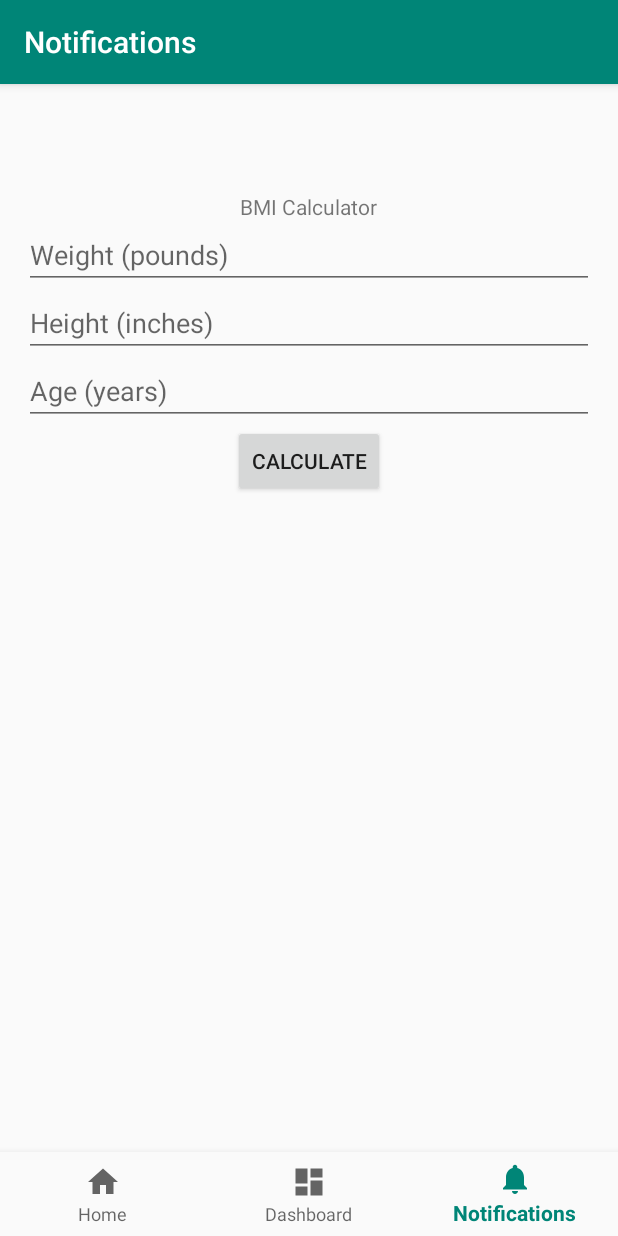
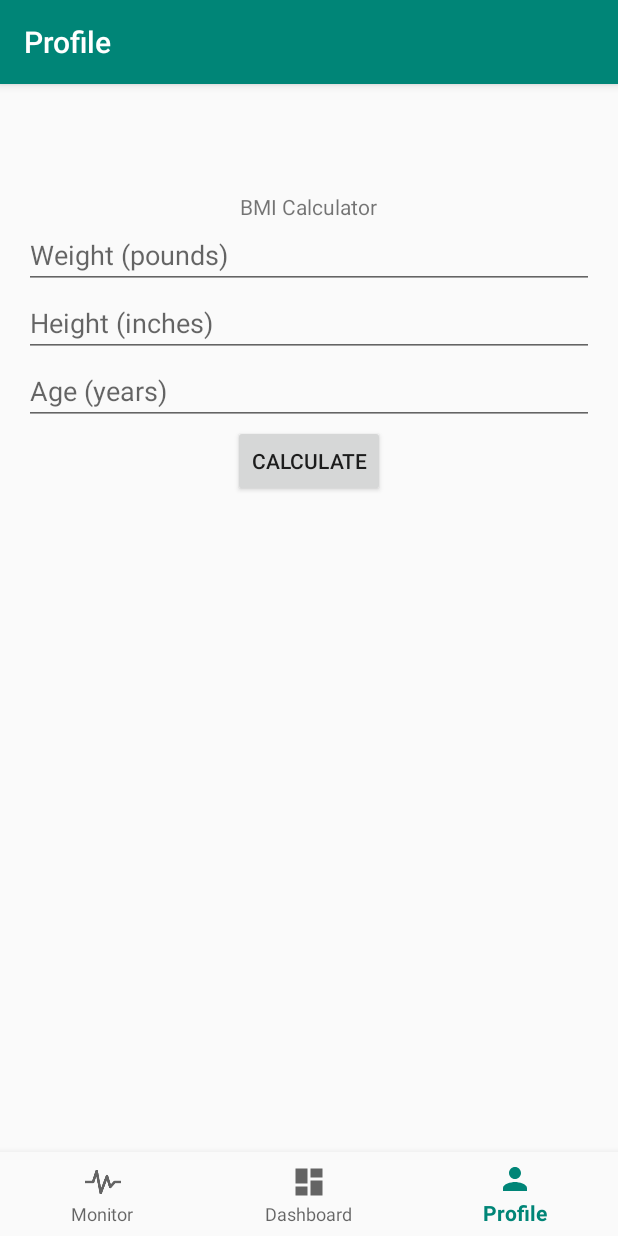
Before and after one commit to Zjjc123/Vitality, an Android app: the screen it shows after launch (MainActivity), item 3 of the bottom bar chosen, on a phone screen of 412 x 824 dp. Run offline under Robolectric (Android 15) with nearby library versions, the phone set to English and light mode, and no system bars; our stand-ins replace navigation-ui.

Commit message:
icon update

```diff
--- a/app/src/main/java/com/JGR/HeartRateMonitor/MainActivity.java
+++ b/app/src/main/java/com/JGR/HeartRateMonitor/MainActivity.java
@@ -5,7 +5,6 @@ import android.annotation.SuppressLint;
 import android.content.Context;
 import android.content.pm.PackageManager;
 import android.content.res.Configuration;
-import android.hardware.Camera;
 import android.os.Bundle;
 import android.os.PowerManager;
 
@@ -32,7 +31,7 @@ public class MainActivity extends AppCompatActivity {
         // Passing each menu ID as a set of Ids because each
         // menu should be considered as top level destinations.
         AppBarConfiguration appBarConfiguration = new AppBarConfiguration.Builder(
-                R.id.navigation_home, R.id.navigation_dashboard, R.id.navigation_notifications)
+                R.id.navigation_monitor, R.id.navigation_dashboard, R.id.navigation_profile)
                 .build();
         NavController navController = Navigation.findNavController(this, R.id.nav_host_fragment);
         NavigationUI.setupActionBarWithNavController(this, navController, appBarConfiguration);
--- /dev/null
+++ b/app/src/main/res/drawable/ic_person_black_24dp.xml
@@ -0,0 +1,9 @@
+<vector xmlns:android="http://schemas.android.com/apk/res/android"
+        android:width="24dp"
+        android:height="24dp"
+        android:viewportWidth="24.0"
+        android:viewportHeight="24.0">
+    <path
+        android:fillColor="#FF000000"
+        android:pathData="M12,12c2.21,0 4,-1.79 4,-4s-1.79,-4 -4,-4 -4,1.79 -4,4 1.79,4 4,4zM12,14c-2.67,0 -8,1.34 -8,4v2h16v-2c0,-2.66 -5.33,-4 -8,-4z"/>
+</vector>
--- a/app/src/main/res/menu/bottom_nav_menu.xml
+++ b/app/src/main/res/menu/bottom_nav_menu.xml
@@ -2,9 +2,9 @@
 <menu xmlns:android="http://schemas.android.com/apk/res/android">
 
     <item
-        android:id="@+id/navigation_home"
-        android:icon="@drawable/ic_home_black_24dp"
-        android:title="@string/title_home" />
+        android:id="@+id/navigation_monitor"
+        android:icon="@drawable/monitor_icon"
+        android:title="@string/title_monitor" />
 
     <item
         android:id="@+id/navigation_dashboard"
@@ -12,8 +12,8 @@
         android:title="@string/title_dashboard" />
 
     <item
-        android:id="@+id/navigation_notifications"
-        android:icon="@drawable/ic_notifications_black_24dp"
-        android:title="@string/title_notifications" />
+        android:id="@+id/navigation_profile"
+        android:icon="@drawable/ic_person_black_24dp"
+        android:title="@string/title_profile" />
 
 </menu>
--- a/app/src/main/res/navigation/mobile_navigation.xml
+++ b/app/src/main/res/navigation/mobile_navigation.xml
@@ -3,12 +3,12 @@
     xmlns:app="http://schemas.android.com/apk/res-auto"
     xmlns:tools="http://schemas.android.com/tools"
     android:id="@+id/mobile_navigation"
-    app:startDestination="@+id/navigation_home">
+    app:startDestination="@+id/navigation_monitor">
 
     <fragment
-        android:id="@+id/navigation_home"
+        android:id="@+id/navigation_monitor"
         android:name="com.JGR.HeartRateMonitor.ui.MonitorFragment"
-        android:label="@string/title_home"
+        android:label="@string/title_monitor"
         tools:layout="@layout/fragment_monitor" />
 
     <fragment
@@ -18,8 +18,8 @@
         tools:layout="@layout/fragment_dashboard" />
 
     <fragment
-        android:id="@+id/navigation_notifications"
+        android:id="@+id/navigation_profile"
         android:name="com.JGR.HeartRateMonitor.ui.ProfileFragment"
-        android:label="@string/title_notifications"
+        android:label="@string/title_profile"
         tools:layout="@layout/fragment_profile" />
 </navigation>
--- a/app/src/main/res/values/strings.xml
+++ b/app/src/main/res/values/strings.xml
@@ -1,6 +1,6 @@
 <resources>
     <string name="app_name">HeartRateMonitor</string>
-    <string name="title_home">Home</string>
+    <string name="title_monitor">Monitor</string>
     <string name="title_dashboard">Dashboard</string>
-    <string name="title_notifications">Notifications</string>
+    <string name="title_profile">Profile</string>
 </resources>
```
Also changed, not shown: app/src/main/res/drawable/monitor_icon.png (added).
